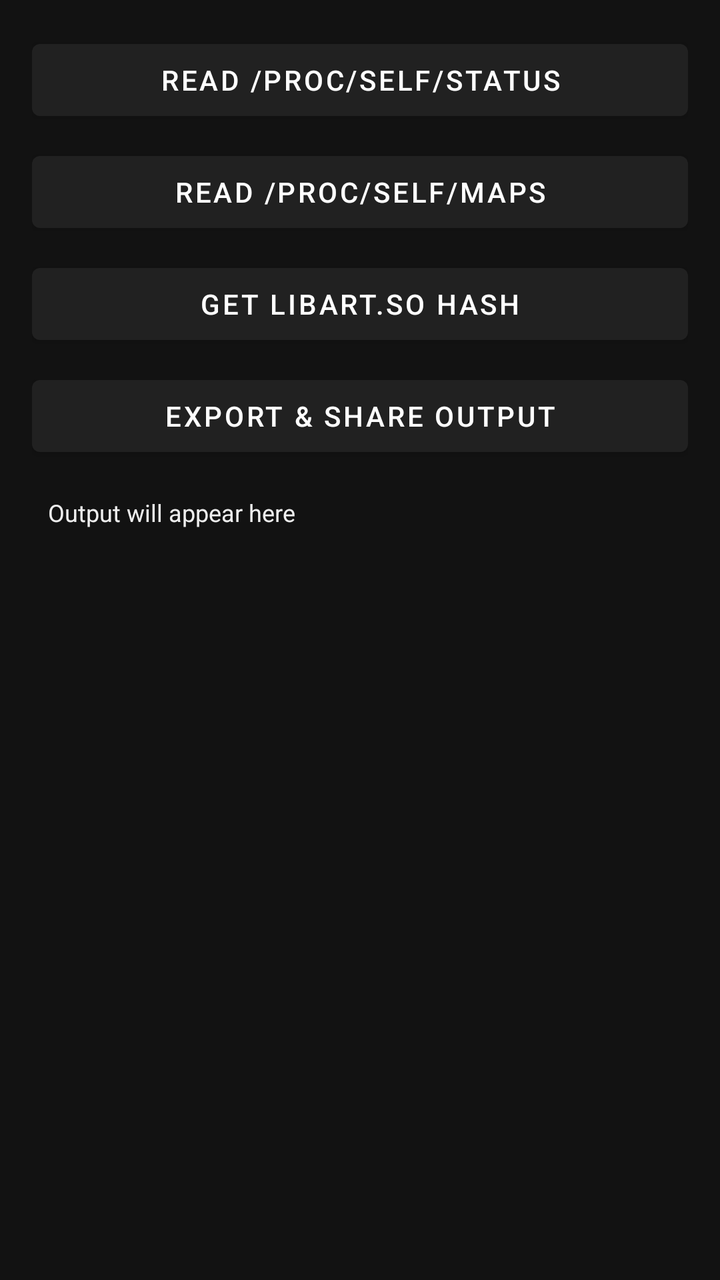
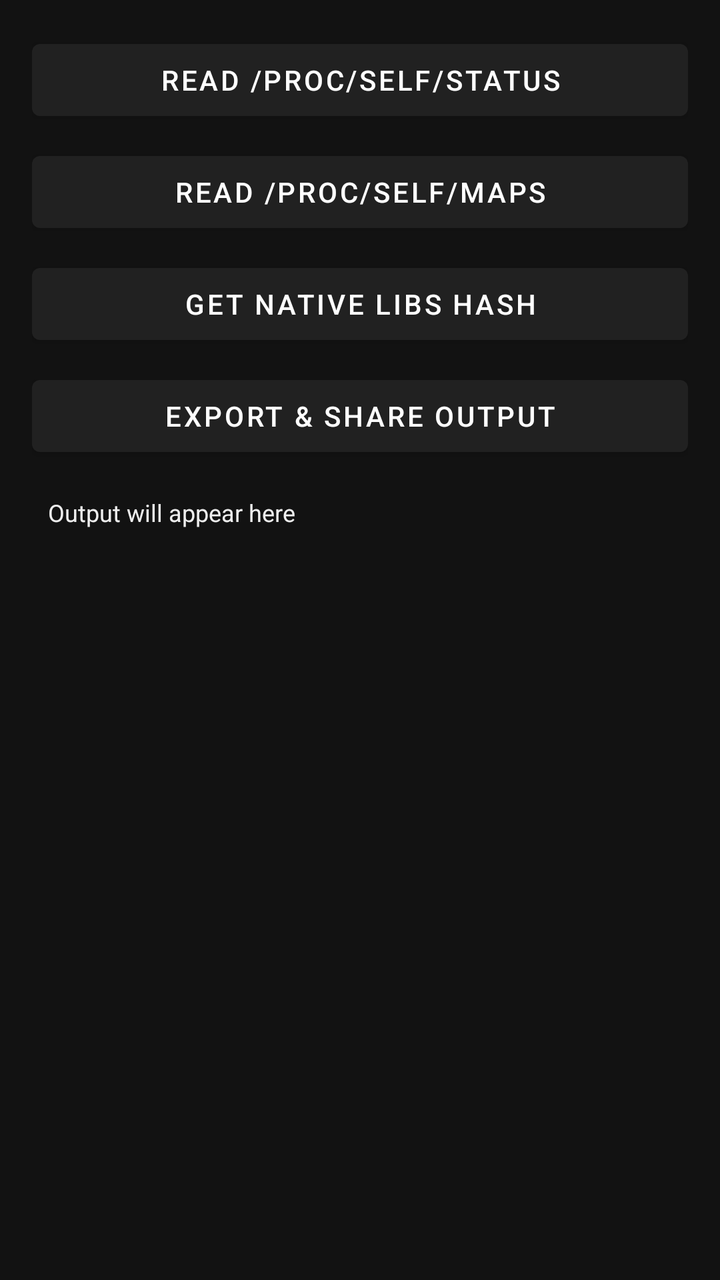

An Android layout rendered at two revisions. The XML below is the earlier revision; the diff shows what the commit changed to produce the second picture.
<!-- AndroidManifest.xml: application theme Theme.MaterialComponents.DayNight.DarkActionBar -->
<!-- res/layout/activity_main.xml -->
<LinearLayout xmlns:android="http://schemas.android.com/apk/res/android"
    android:orientation="vertical"
    android:padding="16dp"
    android:background="#121212"
    android:layout_width="match_parent"
    android:layout_height="match_parent">

    <Button
        android:id="@+id/readButton"
        android:text="Read /proc/self/status"
        android:layout_width="match_parent"
        android:layout_height="wrap_content" />

    <Button
        android:id="@+id/mapsButton"
        android:text="Read /proc/self/maps"
        android:layout_width="match_parent"
        android:layout_height="wrap_content"
        android:layout_marginTop="8dp" />

    <Button
        android:id="@+id/hashButton"
        android:text="Get libart.so Hash"
        android:layout_width="match_parent"
        android:layout_height="wrap_content"
        android:layout_marginTop="8dp" />

    <Button
        android:id="@+id/shareButton"
        android:text="Export &amp; Share Output"
        android:layout_width="match_parent"
        android:layout_height="wrap_content"
        android:layout_marginTop="8dp" />

    <ScrollView
        android:layout_width="match_parent"
        android:layout_height="0dp"
        android:layout_weight="1"
        android:layout_marginTop="8dp">

        <TextView
            android:id="@+id/outputText"
            android:textSize="12sp"
            android:textColor="#EEEEEE"
            android:padding="8dp"
            android:layout_width="match_parent"
            android:layout_height="wrap_content"
            android:textIsSelectable="true"
            android:focusable="true"
            android:focusableInTouchMode="true"
            android:longClickable="true"
            android:text="Output will appear here" />
    </ScrollView>
</LinearLayout>
<!-- resources referenced by this layout -->
<resources>

</resources>

<!-- the commit's change to res/layout/activity_main.xml (unified diff, before → after) -->
@@ -20,7 +20,7 @@
 
     <Button
         android:id="@+id/hashButton"
-        android:text="Get libart.so Hash"
+        android:text="Get Native Libs Hash"
         android:layout_width="match_parent"
         android:layout_height="wrap_content"
         android:layout_marginTop="8dp" />
